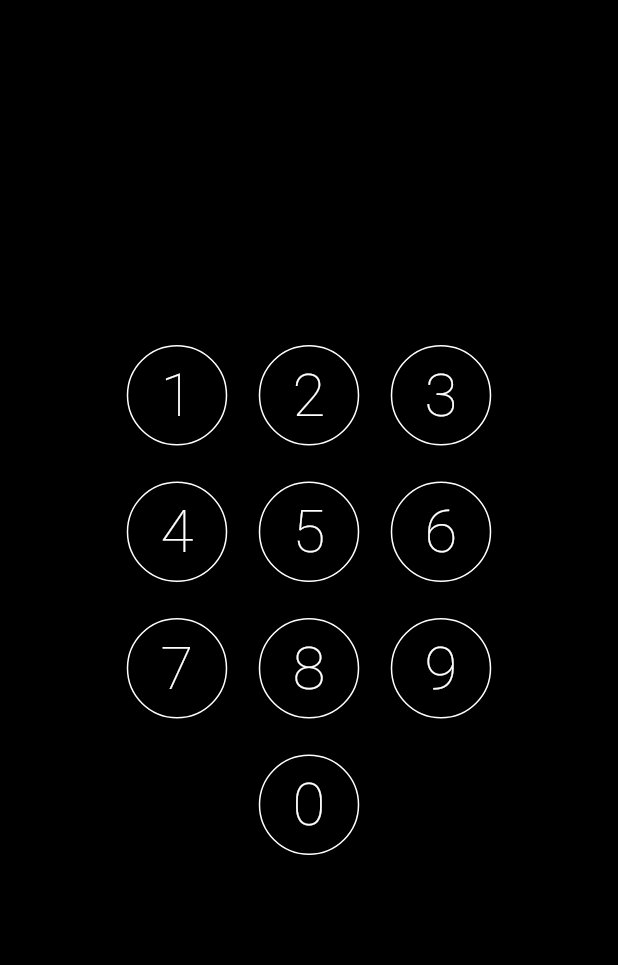
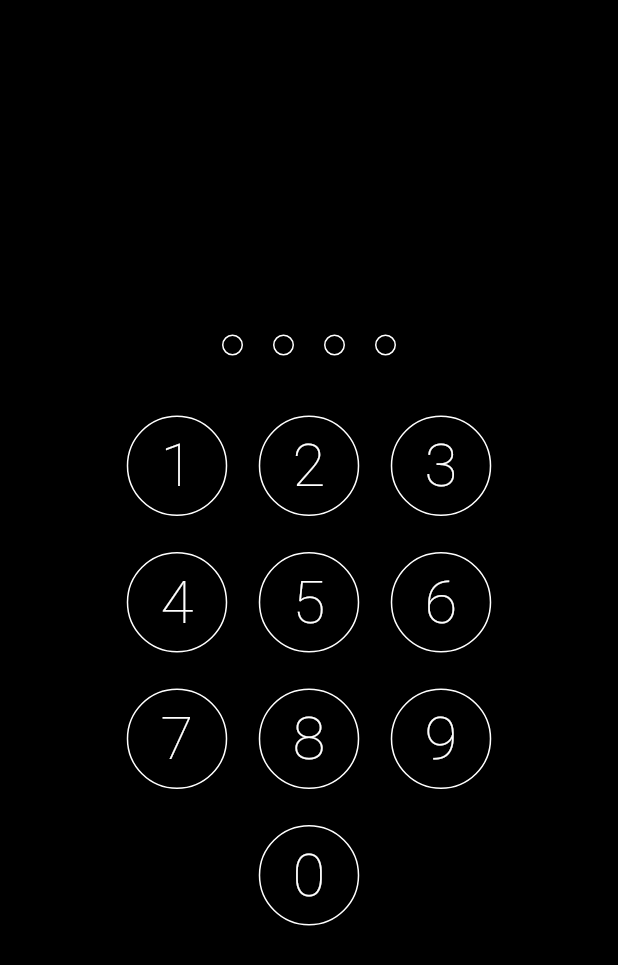
Before and after one commit to stephaniefash/flutter_passcode, a Flutter app: the screen it shows after launch, on a phone screen of 412 x 824 dp. Shown: the top 965 px of the screen. Run offline on Flutter 3.47's test engine with Material 2 defaults, Android fonts, the phone set to English and light mode, and no system bars.

Commit message:
adds ui for registered circles

```diff
--- a/lib/main.dart
+++ b/lib/main.dart
@@ -1,5 +1,6 @@
 import 'package:flutter/material.dart';
 import 'package:flutter_passcode/ui/key_pad.dart';
+import 'package:flutter_passcode/ui/single_registed_input_circle.dart';
 
 void main() {
   runApp(MyApp());
@@ -34,7 +35,21 @@ class _MyHomePageState extends State<MyHomePage> {
       body: Column(
         crossAxisAlignment: CrossAxisAlignment.center,
         mainAxisAlignment: MainAxisAlignment.center,
-        children: [KeyPad()],
+        children: [
+          Padding(
+            padding: const EdgeInsets.all(30),
+            child: Row(
+              mainAxisAlignment: MainAxisAlignment.center,
+              children: <Widget>[
+                SingleRegisteredInputCircle(),
+                SingleRegisteredInputCircle(),
+                SingleRegisteredInputCircle(),
+                SingleRegisteredInputCircle(),
+              ],
+            ),
+          ),
+          KeyPad()
+        ],
       ),
     );
   }
--- a/lib/ui/key_pad.dart
+++ b/lib/ui/key_pad.dart
@@ -1,5 +1,6 @@
 import 'package:flutter/widgets.dart';
 import 'package:flutter_passcode/ui/single_passcode_button.dart';
+import 'package:flutter_passcode/ui/single_registed_input_circle.dart';
 
 class KeyPad extends StatefulWidget {
   @override
--- /dev/null
+++ b/lib/ui/single_registed_input_circle.dart
@@ -0,0 +1,27 @@
+import 'package:flutter/cupertino.dart';
+import 'package:flutter/material.dart';
+
+class SingleRegisteredInputCircle extends StatefulWidget {
+  @override
+  _SingleRegisteredInputCircleState createState() =>
+      _SingleRegisteredInputCircleState();
+}
+
+class _SingleRegisteredInputCircleState
+    extends State<SingleRegisteredInputCircle> {
+  @override
+  Widget build(BuildContext context) {
+    return Container(
+      margin: EdgeInsets.all(10),
+      width: 14,
+      height: 14,
+      decoration: BoxDecoration(
+          borderRadius: new BorderRadius.all(new Radius.circular(50.0)),
+          border: new Border.all(
+            color: Colors.white,
+            width: 1.0,
+          ),
+          color: Colors.black),
+    );
+  }
+}
```
